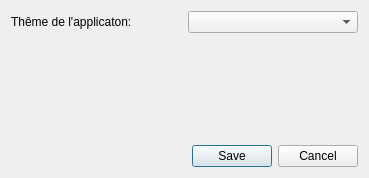
First picture: the form in src/ui/dialogs/settings.ui, repository seigneurfuo/MyAnimeManager3, before the edit.
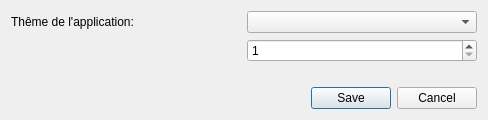
Second picture: the form after the edit.

```diff
--- a/src/ui/dialogs/settings.ui
+++ b/src/ui/dialogs/settings.ui
@@ -9,8 +9,8 @@
    <rect>
     <x>0</x>
     <y>0</y>
-    <width>369</width>
-    <height>178</height>
+    <width>488</width>
+    <height>120</height>
    </rect>
   </property>
   <property name="windowTitle">
@@ -28,7 +28,21 @@
      <item row="0" column="0">
       <widget class="QLabel" name="label">
        <property name="text">
-        <string>Thême de l'applicaton:</string>
+        <string>Thême de l'application:</string>
+       </property>
+      </widget>
+     </item>
+     <item row="1" column="1">
+      <widget class="QSpinBox" name="spinBox">
+       <property name="minimum">
+        <number>1</number>
+       </property>
+      </widget>
+     </item>
+     <item row="1" column="0">
+      <widget class="QLabel" name="label_2">
+       <property name="text">
+        <string/>
        </property>
       </widget>
      </item>
```
